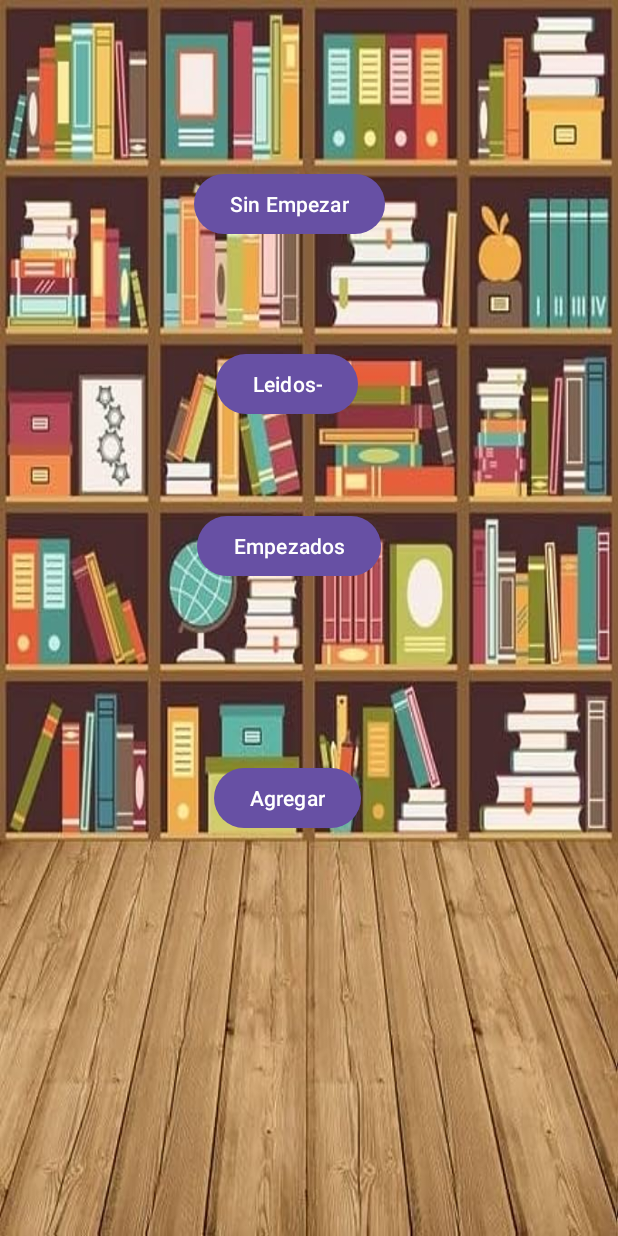
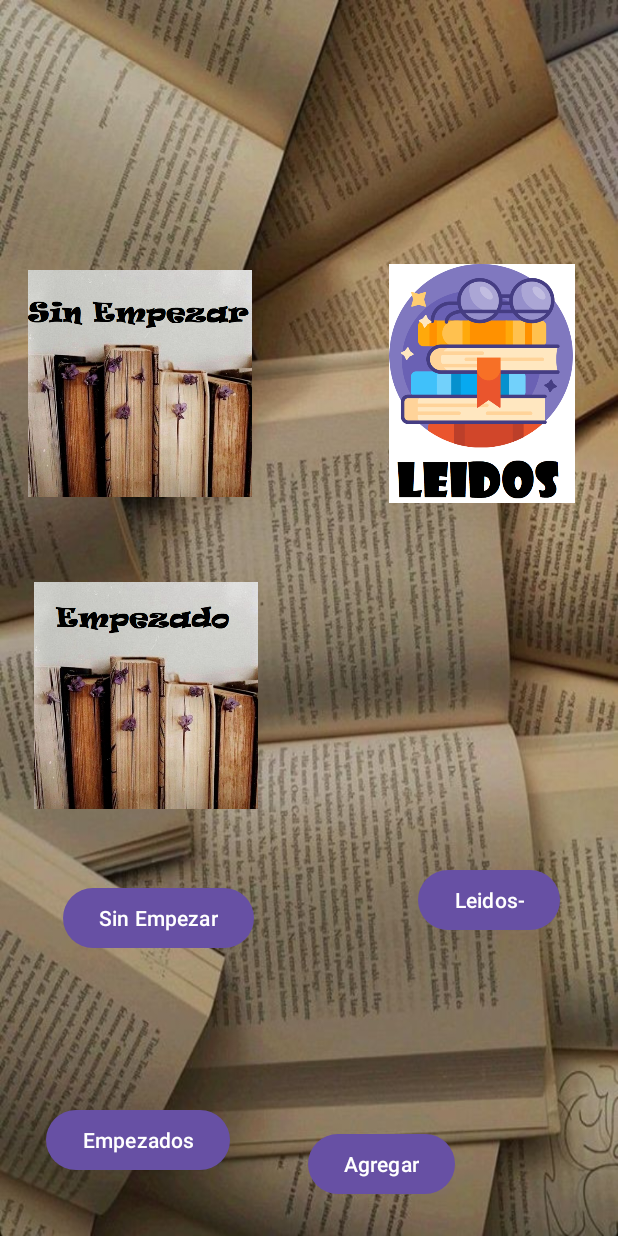
Before and after one commit to Privera1999/Mi-Book-List, an Android app: the screen it shows after launch (MainActivity), on a phone screen of 412 x 824 dp. Run offline under Robolectric (Android 15) with nearby library versions, the phone set to English and light mode, and no system bars.

```diff
--- a/app/src/main/res/layout/activity_main.xml
+++ b/app/src/main/res/layout/activity_main.xml
@@ -25,10 +25,10 @@
         android:id="@+id/btnLeidos"
         android:layout_width="wrap_content"
         android:layout_height="wrap_content"
-        android:layout_marginTop="232dp"
+        android:layout_marginTop="576dp"
         android:text="Leidos-"
         app:layout_constraintEnd_toEndOf="parent"
-        app:layout_constraintHorizontal_bias="0.454"
+        app:layout_constraintHorizontal_bias="0.879"
         app:layout_constraintStart_toStartOf="parent"
         app:layout_constraintTop_toTopOf="parent" />
 
@@ -36,10 +36,10 @@
         android:id="@+id/boton"
         android:layout_width="wrap_content"
         android:layout_height="wrap_content"
-        android:layout_marginTop="112dp"
+        android:layout_marginTop="588dp"
         android:text="Sin Empezar"
         app:layout_constraintEnd_toEndOf="parent"
-        app:layout_constraintHorizontal_bias="0.454"
+        app:layout_constraintHorizontal_bias="0.148"
         app:layout_constraintStart_toStartOf="parent"
         app:layout_constraintTop_toTopOf="parent" />
 
@@ -47,10 +47,10 @@
         android:id="@+id/btnEmpezados"
         android:layout_width="wrap_content"
         android:layout_height="wrap_content"
-        android:layout_marginTop="340dp"
+        android:layout_marginTop="736dp"
         android:text="Empezados"
         app:layout_constraintEnd_toEndOf="parent"
-        app:layout_constraintHorizontal_bias="0.454"
+        app:layout_constraintHorizontal_bias="0.107"
         app:layout_constraintStart_toStartOf="parent"
         app:layout_constraintTop_toTopOf="parent" />
 
@@ -58,13 +58,42 @@
         android:id="@+id/btnAgregar"
         android:layout_width="wrap_content"
         android:layout_height="wrap_content"
-        android:layout_marginTop="508dp"
+        android:layout_marginTop="752dp"
         android:text="Agregar"
         app:layout_constraintEnd_toEndOf="parent"
-        app:layout_constraintHorizontal_bias="0.454"
+        app:layout_constraintHorizontal_bias="0.653"
         app:layout_constraintStart_toStartOf="parent"
         app:layout_constraintTop_toTopOf="parent" />
 
+    <ImageView
+        android:id="@+id/imageView2"
+        android:layout_width="149dp"
+        android:layout_height="159dp"
+        android:layout_marginTop="176dp"
+        android:layout_marginEnd="16dp"
+        app:layout_constraintEnd_toEndOf="parent"
+        app:layout_constraintTop_toTopOf="parent"
+        app:srcCompat="@drawable/leidos" />
+
+    <ImageView
+        android:id="@+id/imageView3"
+        android:layout_width="149dp"
+        android:layout_height="159dp"
+        android:layout_marginTop="176dp"
+        android:layout_marginEnd="244dp"
+        app:layout_constraintEnd_toEndOf="parent"
+        app:layout_constraintTop_toTopOf="parent"
+        app:srcCompat="@drawable/sinempezar" />
+
+    <ImageView
+        android:id="@+id/imageView4"
+        android:layout_width="149dp"
+        android:layout_height="159dp"
+        android:layout_marginTop="384dp"
+        android:layout_marginEnd="240dp"
+        app:layout_constraintEnd_toEndOf="parent"
+        app:layout_constraintTop_toTopOf="parent"
+        app:srcCompat="@drawable/empezado" />
 
 
 </androidx.constraintlayout.widget.ConstraintLayout>
```
Also changed, not shown: app/src/main/res/drawable/background.jpg (added), app/src/main/res/drawable/background.png (deleted), app/src/main/res/drawable/empezado.png (added), app/src/main/res/drawable/leidos.png (added), app/src/main/res/drawable/sinempezar.png (added).
